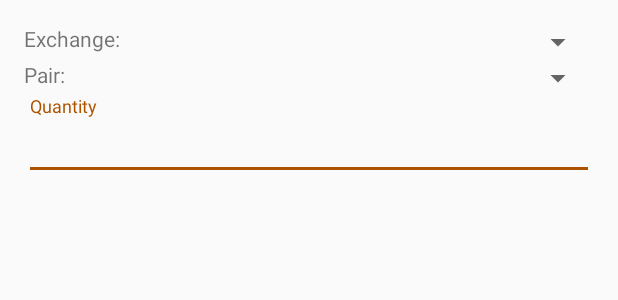
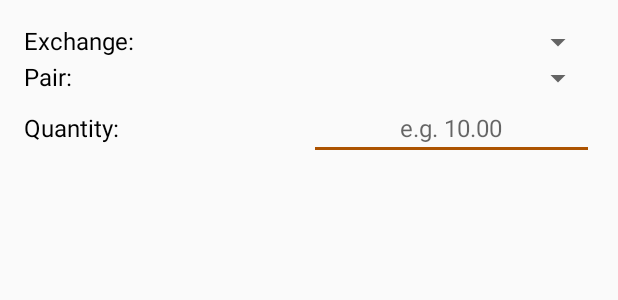
Before and after one commit to babramovitch/CoinStacks, an Android app: the layout add_asset_dialog.xml on its own in the app's theme, with its tools: preview values and no code run, on a phone screen of 412 x 824 dp. Shown: the top 300 px of the screen. Run offline under Robolectric (Android 15) with nearby library versions, the phone set to English and light mode, and no system bars.

Commit message:
-Cleaned up the dialogs -Added networth for each currency asset added -Updated unit tests

```diff
--- a/app/src/main/java/com/nebulights/crytpotracker/Portfolio/PortfolioContract.kt
+++ b/app/src/main/java/com/nebulights/crytpotracker/Portfolio/PortfolioContract.kt
@@ -3,8 +3,8 @@ package com.nebulights.crytpotracker.Portfolio
 import com.nebulights.crytpotracker.CryptoPairs
 
 /**
-* Created by babramovitch on 10/23/2017.
-*/
+ * Created by babramovitch on 10/23/2017.
+ */
 
 class PortfolioContract {
 
@@ -29,7 +29,7 @@ class PortfolioContract {
         fun onDetach()
         fun startFeed()
         fun stopFeed()
-        fun getNetWorth(): String
+        fun getNetWorthDisplayString(): String
         fun createAsset(cryptoPair: CryptoPairs, quantity: String, price: String)
         fun createAsset(exchange: String, userTicker: String, quantity: String, price: String)
         fun tickerCount(): Int
--- a/app/src/main/res/layout/add_asset_dialog.xml
+++ b/app/src/main/res/layout/add_asset_dialog.xml
@@ -4,12 +4,6 @@
     android:layout_height="match_parent"
     android:orientation="vertical"
     android:padding="16dp">
-
-    <!--<LinearLayout-->
-    <!--android:layout_width="0dp"-->
-    <!--android:layout_height="0dp"-->
-    <!--android:focusable="true"-->
-    <!--android:focusableInTouchMode="true" />-->
 
     <LinearLayout
         android:id="@+id/spinner_exchange_layout"
@@ -18,16 +12,15 @@
         android:orientation="horizontal">
 
         <TextView
-            android:layout_width="0dp"
-            android:layout_height="wrap_content"
-            android:layout_weight="0.5"
-            android:text="Exchange: "/>
+            style="@style/width_half_weight"
+            android:gravity="center_vertical"
+            android:text="Exchange: "
+            android:textColor="@color/black"
+            android:textSize="16sp" />
 
         <Spinner
             android:id="@+id/spinner_exchange"
-            android:layout_width="0dp"
-            android:layout_height="wrap_content"
-            android:layout_weight="0.5" />
+            style="@style/width_half_weight" />
 
     </LinearLayout>
 
@@ -39,32 +32,42 @@
         android:orientation="horizontal">
 
         <TextView
-            android:layout_width="0dp"
-            android:layout_height="wrap_content"
-            android:layout_weight="0.5"
-            android:text="Pair: "/>
+            style="@style/width_half_weight"
+            android:gravity="center_vertical"
+            android:text="Pair: "
+            android:textColor="@color/black"
+            android:textSize="16sp" />
 
         <Spinner
             android:id="@+id/spinner_crypto"
-            android:layout_width="0dp"
-            android:layout_height="wrap_content"
-            android:layout_weight="0.5" />
+            style="@style/width_half_weight" />
 
     </LinearLayout>
 
-    <android.support.design.widget.TextInputLayout
+
+    <LinearLayout
         android:id="@+id/crypto_layout_quantity"
         android:layout_width="match_parent"
-        android:layout_height="wrap_content">
+        android:layout_height="wrap_content"
+        android:orientation="horizontal">
+
+        <TextView
+            style="@style/width_half_weight"
+            android:gravity="center_vertical"
+            android:text="Quantity:"
+            android:textColor="@color/black"
+            android:textSize="16sp" />
 
         <EditText
             android:id="@+id/crypto_quantity"
-            android:layout_width="match_parent"
-            android:layout_height="wrap_content"
-            android:hint="Quantity"
-            android:inputType="numberDecimal|number" />
+            style="@style/width_half_weight"
+            android:gravity="center"
+            android:hint="e.g. 10.00"
+            android:inputType="numberDecimal|number"
+            android:textSize="16sp" />
 
-    </android.support.design.widget.TextInputLayout>
+
+    </LinearLayout>
 
     <android.support.design.widget.TextInputLayout
         android:id="@+id/crypto_layout_price"
--- a/app/src/main/res/values/arrays.xml
+++ b/app/src/main/res/values/arrays.xml
@@ -1,9 +1,9 @@
 <?xml version="1.0" encoding="utf-8"?>
 <resources>
     <string-array name="exchanges">
+        <item>Bitfinex</item>
+        <item>GDAX</item>
+        <item>Gemini</item>
         <item>QuadrigaCX</item>
-        <item>Gemini</item>
-        <item>GDAX</item>
-        <item>Bitfinex</item>
     </string-array>
 </resources>
--- a/app/src/main/res/values/colors.xml
+++ b/app/src/main/res/values/colors.xml
@@ -3,4 +3,6 @@
     <color name="colorPrimary">#015C69</color>
     <color name="colorPrimaryDark">#00373F</color>
     <color name="colorAccent">#AC5300</color>
+
+    <color name="black">#000000</color>
 </resources>
--- a/app/src/main/res/values/dimens.xml
+++ b/app/src/main/res/values/dimens.xml
@@ -1,4 +1,7 @@
 <?xml version="1.0" encoding="utf-8"?>
 <resources>
     <dimen name="net_worth_font_size">20sp</dimen>
+    <dimen name="default_margin">16dp</dimen>
+    <dimen name="default_margin_half">8dp</dimen>
+
 </resources>
--- a/app/src/main/res/values/strings.xml
+++ b/app/src/main/res/values/strings.xml
@@ -1,8 +1,8 @@
 <resources>
     <string name="app_name">Coin Stacks</string>
-    <string name="networth">Net Worth: %1$s</string>
+    <string name="networth">Net Worth</string>
     <string name="zero_dollar">$0.00</string>
-    <string name="dialog_title">%1$s Owned</string>
+    <string name="dialog_title">%1$s %2$s</string>
     <string name="dialog_message_error">Could not find Crypto</string>
     <string name="dialog_ok">OK</string>
     <string name="dialog_cancel">Cancel</string>
@@ -10,5 +10,5 @@
     <string name="dialog_title_error">Error</string>
     <string name="dialog_delete">Delete</string>
     <string name="zero_quantity">0.0</string>
-    <string name="dialog_add_item_title">Add Item</string>
+    <string name="dialog_add_item_title">Add Coin Stack</string>
 </resources>
--- a/app/src/main/res/values/styles.xml
+++ b/app/src/main/res/values/styles.xml
@@ -27,4 +27,10 @@
         <item name="android:text">@string/dashes</item>
     </style>
 
+    <style name="width_half_weight">
+        <item name="android:layout_width">0dp</item>
+        <item name="android:layout_height">wrap_content</item>
+        <item name="android:layout_weight">0.5</item>
+    </style>
+
 </resources>
```
Also changed, not shown: app/src/main/java/com/nebulights/crytpotracker/Portfolio/PortfolioFragment.kt (+8 -10 lines), app/src/main/java/com/nebulights/crytpotracker/Portfolio/PortfolioPresenter.kt (+26 -6 lines), app/src/main/res/layout/fragment_crypto_list.xml (+28 -11 lines), app/src/main/res/layout/spinner_item.xml (added, +7 -0 lines), 1 other file.
